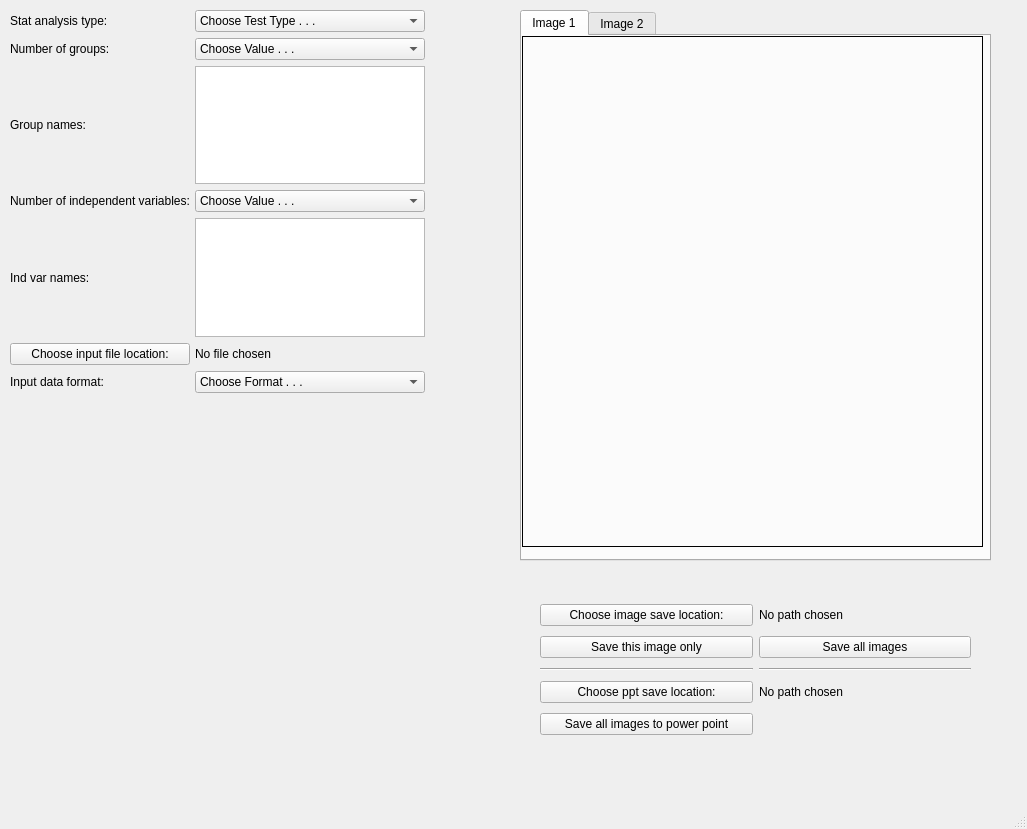
The window that mainwindow.ui (ZelikowskyLab/autograph_behavior) describes before a commit, drawn with Qt 5.
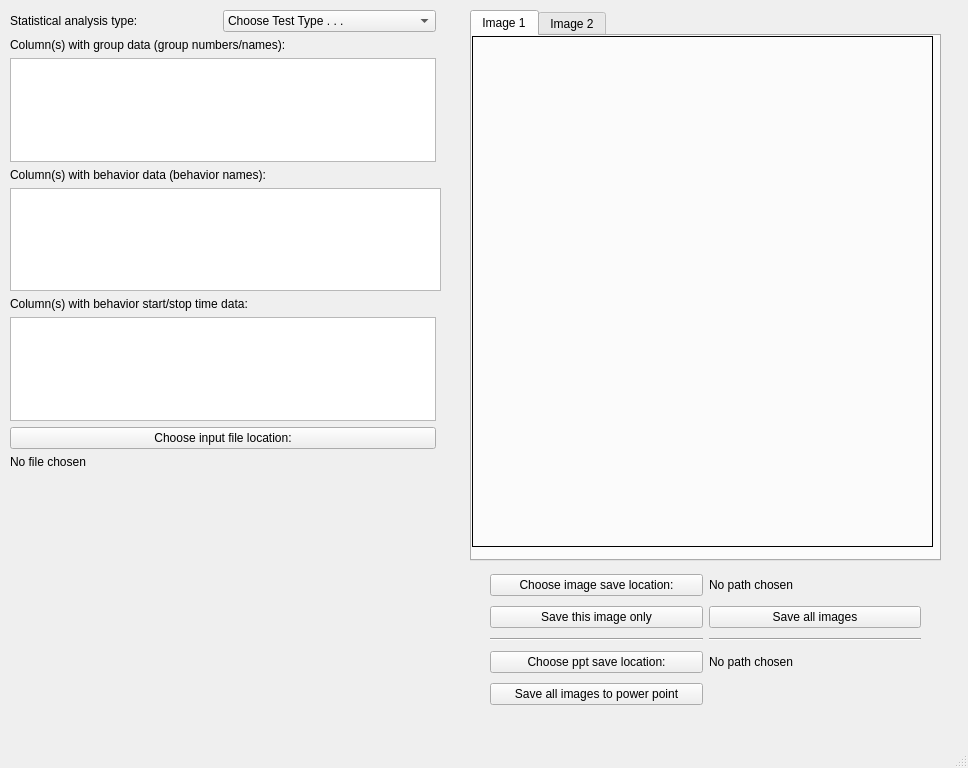
The same window after the commit.

Commit message: improved ui, added some button functionality

The edit to the form file:
```diff
--- a/mainwindow.ui
+++ b/mainwindow.ui
@@ -6,8 +6,8 @@
    <rect>
     <x>0</x>
     <y>0</y>
-    <width>1027</width>
-    <height>829</height>
+    <width>968</width>
+    <height>768</height>
    </rect>
   </property>
   <property name="windowTitle">
@@ -19,8 +19,8 @@
      <rect>
       <x>10</x>
       <y>10</y>
-      <width>415</width>
-      <height>383</height>
+      <width>431</width>
+      <height>459</height>
      </rect>
     </property>
     <layout class="QGridLayout" name="input_params">
@@ -36,146 +36,90 @@
      <property name="horizontalSpacing">
       <number>5</number>
      </property>
-     <item row="3" column="0">
-      <widget class="QLabel" name="num_ind_vars">
-       <property name="text">
-        <string>Number of independent variables:</string>
-       </property>
-      </widget>
+     <item row="2" column="0">
+      <layout class="QHBoxLayout" name="horizontalLayout">
+       <item>
+        <widget class="QLabel" name="analysis_type">
+         <property name="text">
+          <string>Statistical analysis type:</string>
+         </property>
+        </widget>
+       </item>
+       <item>
+        <widget class="QComboBox" name="analysis_type_combo">
+         <item>
+          <property name="text">
+           <string>Choose Test Type . . .</string>
+          </property>
+         </item>
+         <item>
+          <property name="text">
+           <string>Independent T-test</string>
+          </property>
+         </item>
+         <item>
+          <property name="text">
+           <string>Dependent T-test</string>
+          </property>
+         </item>
+         <item>
+          <property name="text">
+           <string>One Sample T-test</string>
+          </property>
+         </item>
+         <item>
+          <property name="text">
+           <string>Anova</string>
+          </property>
+         </item>
+        </widget>
+       </item>
+      </layout>
      </item>
-     <item row="6" column="0">
-      <widget class="QLabel" name="in_format">
-       <property name="text">
-        <string>Input data format:</string>
+     <item row="11" column="0">
+      <widget class="QLabel" name="in_location_label">
+       <property name="cursor">
+        <cursorShape>IBeamCursor</cursorShape>
        </property>
-      </widget>
-     </item>
-     <item row="5" column="0">
-      <widget class="QPushButton" name="in_location_button">
-       <property name="text">
-        <string>Choose input file location:</string>
-       </property>
-      </widget>
-     </item>
-     <item row="1" column="0">
-      <widget class="QLabel" name="num_groups">
-       <property name="text">
-        <string>Number of groups:</string>
-       </property>
-      </widget>
-     </item>
-     <item row="2" column="1">
-      <widget class="QPlainTextEdit" name="grp_names_text"/>
-     </item>
-     <item row="5" column="1">
-      <widget class="QLabel" name="in_location">
        <property name="text">
         <string>No file chosen</string>
        </property>
       </widget>
      </item>
-     <item row="6" column="1">
-      <widget class="QComboBox" name="analysis_type_combo_2">
-       <item>
-        <property name="text">
-         <string>Choose Format . . .</string>
-        </property>
-       </item>
-       <item>
-        <property name="text">
-         <string>program1</string>
-        </property>
-       </item>
-       <item>
-        <property name="text">
-         <string>program2</string>
-        </property>
-       </item>
+     <item row="5" column="0">
+      <widget class="QLabel" name="grp_names">
+       <property name="text">
+        <string>Column(s) with behavior data (behavior names):</string>
+       </property>
       </widget>
      </item>
-     <item row="4" column="1">
+     <item row="3" column="0">
+      <widget class="QLabel" name="grp_names_2">
+       <property name="text">
+        <string>Column(s) with group data (group numbers/names):</string>
+       </property>
+      </widget>
+     </item>
+     <item row="4" column="0">
+      <widget class="QPlainTextEdit" name="grp_names_text_2"/>
+     </item>
+     <item row="9" column="0">
       <widget class="QPlainTextEdit" name="ind_var_names_text"/>
      </item>
-     <item row="4" column="0">
+     <item row="8" column="0">
       <widget class="QLabel" name="ind_var_names">
        <property name="text">
-        <string>Ind var names:</string>
+        <string>Column(s) with behavior start/stop time data:</string>
        </property>
       </widget>
      </item>
-     <item row="3" column="1">
-      <widget class="QComboBox" name="num_ind_vars_combo">
-       <item>
-        <property name="text">
-         <string>Choose Value . . .</string>
-        </property>
-       </item>
-       <item>
-        <property name="text">
-         <string>1</string>
-        </property>
-       </item>
-       <item>
-        <property name="text">
-         <string>2</string>
-        </property>
-       </item>
-      </widget>
+     <item row="6" column="0" colspan="2">
+      <widget class="QPlainTextEdit" name="grp_names_text"/>
      </item>
-     <item row="0" column="1">
-      <widget class="QComboBox" name="analysis_type_combo">
-       <item>
-        <property name="text">
-         <string>Choose Test Type . . .</string>
-        </property>
-       </item>
-       <item>
-        <property name="text">
-         <string>Independent T-test</string>
-        </property>
-       </item>
-       <item>
-        <property name="text">
-         <string>Dependent T-test</string>
-        </property>
-       </item>
-       <item>
-        <property name="text">
-         <string>Anova</string>
-        </property>
-       </item>
-      </widget>
-     </item>
-     <item row="1" column="1">
-      <widget class="QComboBox" name="num_groups_combo">
-       <item>
-        <property name="text">
-         <string>Choose Value . . .</string>
-        </property>
-       </item>
-       <item>
-        <property name="text">
-         <string>1</string>
-        </property>
-       </item>
-       <item>
-        <property name="text">
-         <string>2</string>
-        </property>
-       </item>
-      </widget>
-     </item>
-     <item row="0" column="0">
-      <widget class="QLabel" name="analysis_type">
+     <item row="10" column="0">
+      <widget class="QPushButton" name="in_location_button">
        <property name="text">
-        <string>Stat analysis type:</string>
-       </property>
-      </widget>
-     </item>
-     <item row="2" column="0">
-      <widget class="QLabel" name="grp_names">
-       <property name="text">
-        <string>Group names:</string>
+        <string>Choose input file location:</string>
        </property>
       </widget>
      </item>
@@ -184,7 +128,7 @@
    <widget class="QTabWidget" name="images">
     <property name="geometry">
      <rect>
-      <x>520</x>
+      <x>470</x>
       <y>10</y>
       <width>471</width>
       <height>551</height>
@@ -248,8 +192,8 @@
    <widget class="QWidget" name="gridLayoutWidget_2">
     <property name="geometry">
      <rect>
-      <x>540</x>
-      <y>600</y>
+      <x>490</x>
+      <y>570</y>
       <width>431</width>
       <height>141</height>
      </rect>
```
Left out of the diff: 19 changed lines with no effect on the pictures. The commit also changes 8 other files.
